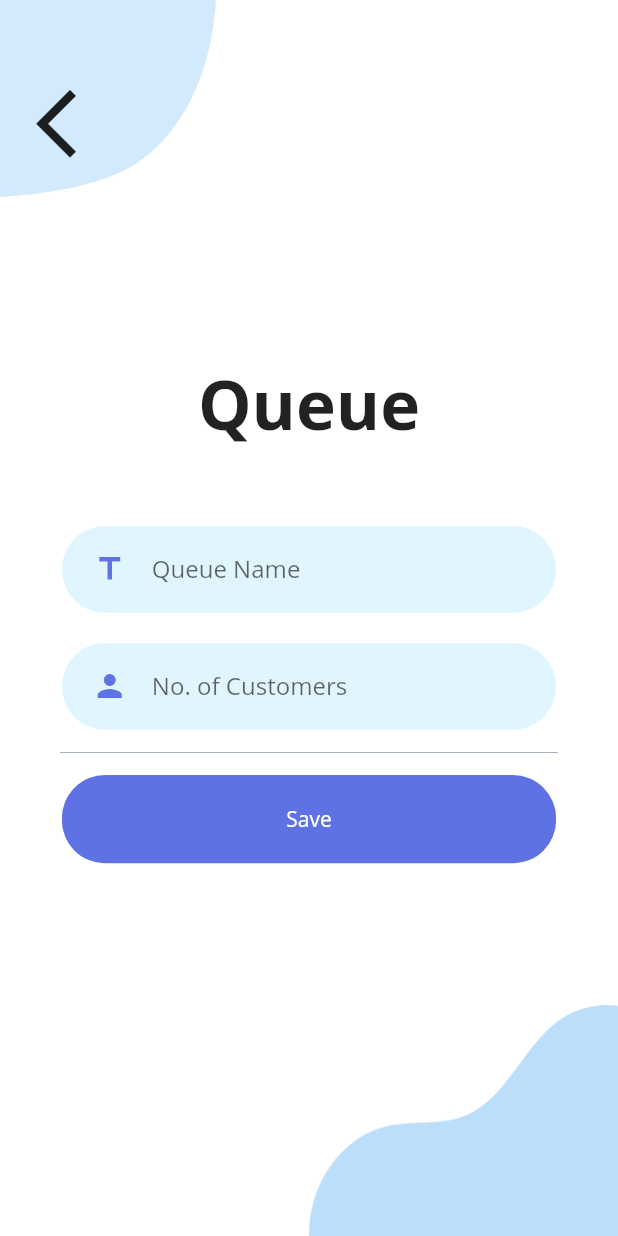
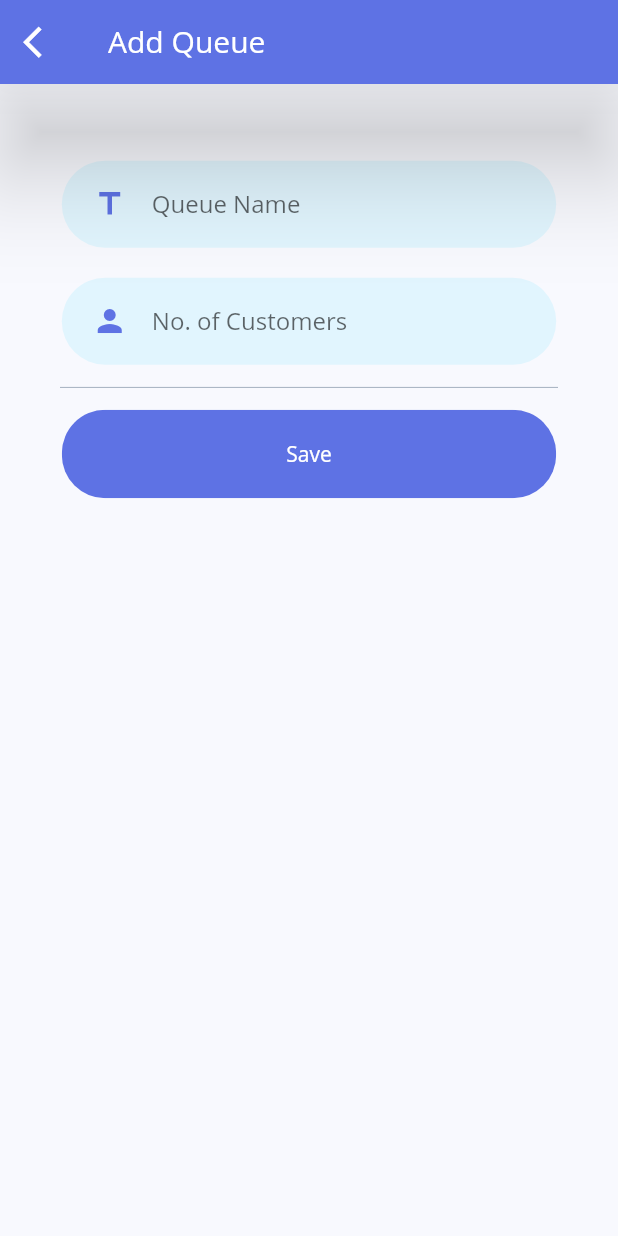
Before and after one commit to da7omi/Grson, a Flutter app: the QueueAdd screen opened by its route, on a phone screen of 412 x 824 dp. Run offline on Flutter 3.47's test engine with Material 2 defaults, Android fonts, the phone set to English and light mode, and no system bars; our stand-ins replace carousel_slider, flutter_svg, font_awesome_flutter, scrollable_positioned_list.

Commit message:
Abdullah's

```diff
--- a/lib/secondPages/restaurant_screens/myRestaurant.dart
+++ b/lib/secondPages/restaurant_screens/myRestaurant.dart
@@ -326,7 +326,10 @@ fontSize: 13))
                                           child: RaisedButton(
                                               textColor: ArgonColors.primary,
                                               color: ArgonColors.secondary,
-                                              onPressed: () {},
+                                              onPressed: () {
+                                                Navigator.pushReplacementNamed(
+                                                    context, 'Queue add');
+                                              },
                                               shape: RoundedRectangleBorder(
                                                   borderRadius:
                                                       BorderRadius.circular(4)),
--- a/lib/secondPages/restaurant_screens/queueAdd.dart
+++ b/lib/secondPages/restaurant_screens/queueAdd.dart
@@ -1,4 +1,5 @@
 import 'package:GRSON/secondPages/theme/Theme.dart';
+import 'package:GRSON/secondPages/widgets/drawer.dart';
 import 'package:GRSON/welcomePages/components/enum.dart';
 import 'package:GRSON/welcomePages/components/forget_password.dart';
 import 'package:GRSON/welcomePages/components/rounded_number_field.dart';
@@ -28,16 +29,24 @@ class _MyBody extends State<QueueAdd> {
   Widget build(BuildContext context) {
     Size size = MediaQuery.of(context).size;
     return Scaffold(
-        body: Background(
-      page: 'WelcomePage',
-      child: SingleChildScrollView(
+      appBar: AppBar(
+        leading: IconButton(
+          icon: Icon(Icons.arrow_back_ios, size: 25),
+          onPressed: () {
+            Navigator.pushReplacementNamed(context, "Restaurant page");
+          },
+        ),
+        title: Text(
+          "Add Queue",
+        ),
+        elevation: 30,
+        brightness: Brightness.dark,
+      ),
+      backgroundColor: ArgonColors.bgColorScreen,
+      body: SingleChildScrollView(
         child: Column(
           mainAxisAlignment: MainAxisAlignment.center,
           children: <Widget>[
-            Text(
-              "Queue",
-              style: TextStyle(fontWeight: FontWeight.bold, fontSize: 45),
-            ),
             SizedBox(height: size.height * 0.05),
             // SizedBox(height: size.height * 0.02),
             RoundedQueueField(
@@ -68,6 +77,6 @@ class _MyBody extends State<QueueAdd> {
           ],
         ),
       ),
-    ));
+    );
   }
 }
--- a/lib/welcomePages/Welcome/components/body.dart
+++ b/lib/welcomePages/Welcome/components/body.dart
@@ -50,7 +50,7 @@ class Body extends StatelessWidget {
               color: kPrimaryLightColor,
               textColor: Colors.black,
               press: () {
-                Navigator.pushReplacementNamed(context, 'Queue add');
+                Navigator.pushReplacementNamed(context, '/home');
               },
             )
           ],
```
